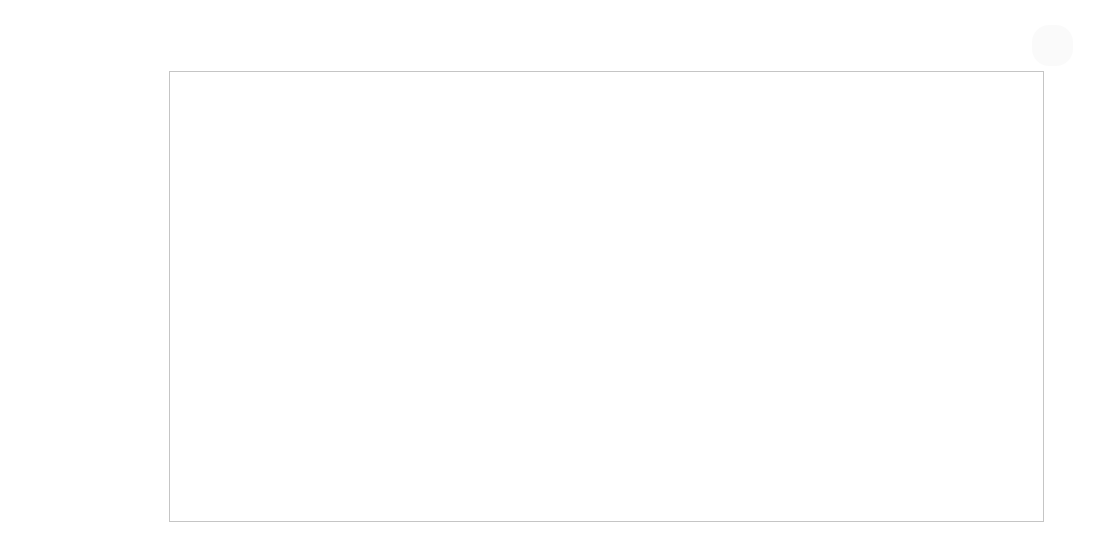
Qt form mainwindow.ui (burakshaevn/qt-car-dealership) before a commit.
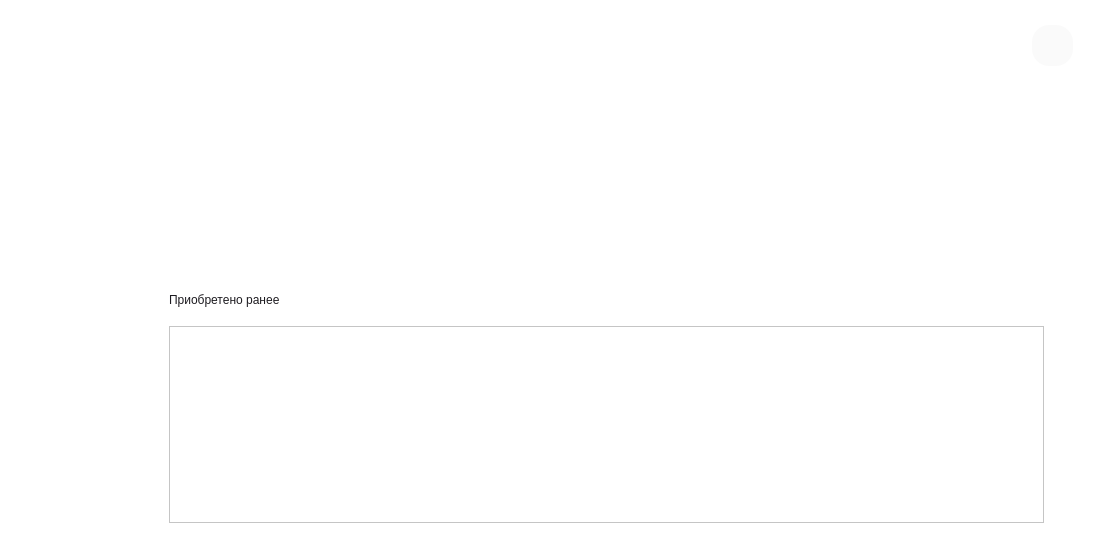
The same form after that commit. Icons and pictures are not drawn.

Patch:
```diff
--- a/mainwindow.ui
+++ b/mainwindow.ui
@@ -90,9 +90,9 @@
       <property name="geometry">
        <rect>
         <x>169</x>
-        <y>71</y>
+        <y>326</y>
         <width>875</width>
-        <height>451</height>
+        <height>197</height>
        </rect>
       </property>
       <property name="styleSheet">
@@ -129,6 +129,67 @@
        </property>
       </widget>
      </widget>
+     <widget class="QLabel" name="label_clientname_2">
+      <property name="geometry">
+       <rect>
+        <x>169</x>
+        <y>284</y>
+        <width>411</width>
+        <height>31</height>
+       </rect>
+      </property>
+      <property name="styleSheet">
+       <string notr="true">QLabel {
+	color: #1d1b20;
+	background-color: transparent;
+	font: 700 21pt &quot;JetBrains Mono&quot;;
+}</string>
+      </property>
+      <property name="text">
+       <string>Приобретено ранее</string>
+      </property>
+      <property name="alignment">
+       <set>Qt::AlignmentFlag::AlignLeading|Qt::AlignmentFlag::AlignLeft|Qt::AlignmentFlag::AlignVCenter</set>
+      </property>
+     </widget>
+     <widget class="QScrollArea" name="scrollArea_services">
+      <property name="geometry">
+       <rect>
+        <x>169</x>
+        <y>77</y>
+        <width>875</width>
+        <height>175</height>
+       </rect>
+      </property>
+      <property name="styleSheet">
+       <string notr="true">QScrollArea {
+	background-color: transparent;
+    border-radius: 39px;
+} </string>
+      </property>
+      <property name="verticalScrollBarPolicy">
+       <enum>Qt::ScrollBarPolicy::ScrollBarAlwaysOff</enum>
+      </property>
+      <property name="horizontalScrollBarPolicy">
+       <enum>Qt::ScrollBarPolicy::ScrollBarAlwaysOff</enum>
+      </property>
+      <property name="widgetResizable">
+       <bool>false</bool>
+      </property>
+      <property name="alignment">
+       <set>Qt::AlignmentFlag::AlignLeading|Qt::AlignmentFlag::AlignLeft|Qt::AlignmentFlag::AlignTop</set>
+      </property>
+      <widget class="QWidget" name="scrollAreaWidgetContents_4">
+       <property name="geometry">
+        <rect>
+         <x>0</x>
+         <y>0</y>
+         <width>981</width>
+         <height>685</height>
+        </rect>
+       </property>
+      </widget>
+     </widget>
     </widget>
     <widget class="QWidget" name="login">
      <widget class="QLineEdit" name="lineEdit_login">
```
Left out of the diff: 35 changed lines with no effect on the pictures.
